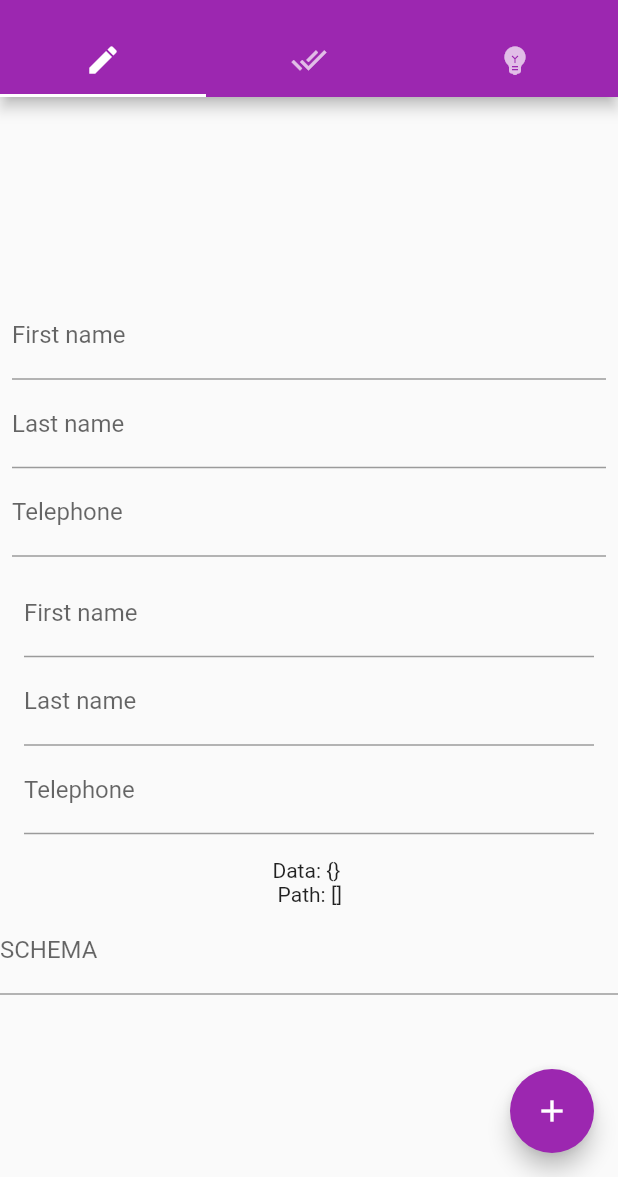
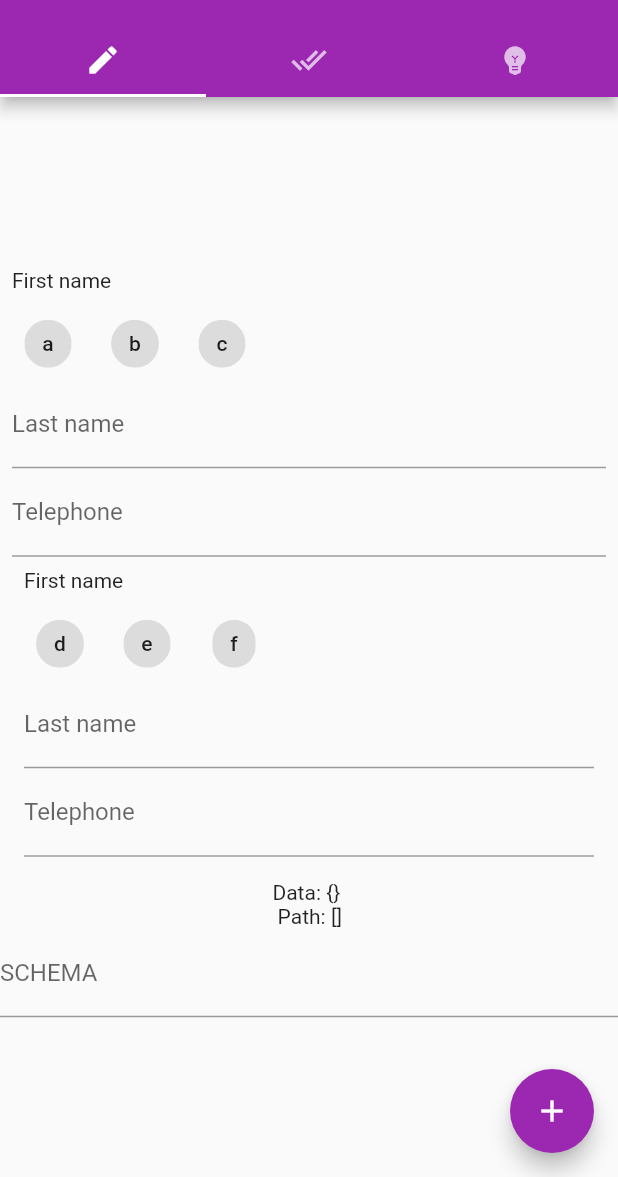
Before and after one commit to YannikH/uniturnip, a Flutter app: the screen it shows after launch, on a phone screen of 412 x 824 dp, the part 59-1236 px from its top. Run offline on Flutter 3.47's test engine with Material 2 defaults, Android fonts, the light colour scheme and no system bars.

Commit message:
Implement SelectWidget.

```diff
--- a/lib/src/widgets/form/utils.dart
+++ b/lib/src/widgets/form/utils.dart
@@ -10,8 +10,8 @@ class Utils {
 //   return CheckboxWidget(widgetData: widgetData);
 // case 'radio':
 //   return RadioWidget(widgetData: widgetData);
-// case 'select':
-//   return SelectWidget(widgetData: widgetData);
+      case 'select':
+        return SelectWidget(widgetData: widgetData);
 // case 'hidden':
 //   return HiddenWidget(widgetData: widgetData);
       case 'text':
--- a/lib/src/widgets/form/widgets/select_widget.dart
+++ b/lib/src/widgets/form/widgets/select_widget.dart
@@ -1,10 +1,53 @@
 import 'package:flutter/material.dart';
+import '../models/widget_data.dart';
 
-class SelectWidget extends StatelessWidget {
-  const SelectWidget({Key? key}) : super(key: key);
+class SelectWidget extends StatefulWidget {
+  const SelectWidget({Key? key, required this.widgetData}) : super(key: key);
+
+  final WidgetData widgetData;
+
+  @override
+  State<SelectWidget> createState() => _SelectWidgetState();
+}
+
+class _SelectWidgetState extends State<SelectWidget> {
+  late List<String> _options;
+  String selectedChoice = "";
+
+
+  _buildList() {
+    List<Widget> choices = [];
+    _options = widget.widgetData.schema['enum'].cast<String>();
+    for (var item in _options) {
+      choices.add(Container(
+        padding: EdgeInsets.only(top: 10.0, right: 10.0),
+        child: ChoiceChip(
+          label: Text(item),
+          selectedColor: Colors.green,
+          selected: selectedChoice == item,
+          onSelected: (selected) {
+            setState(() {
+              selectedChoice = item;
+              widget.widgetData.onChange(context, widget.widgetData.path, selected);
+            });
+          },
+        ),
+      ));
+    }
+    return choices;
+  }
 
   @override
   Widget build(BuildContext context) {
-    return Container();
+    _options = widget.widgetData.schema['enum'].cast<String>();
+    return Column(
+      crossAxisAlignment: CrossAxisAlignment.start,
+      children: [
+        Text(widget.widgetData.schema['title']),
+        Row(
+          children: _buildList(),
+        ),
+      ],
+    );
   }
 }
```
